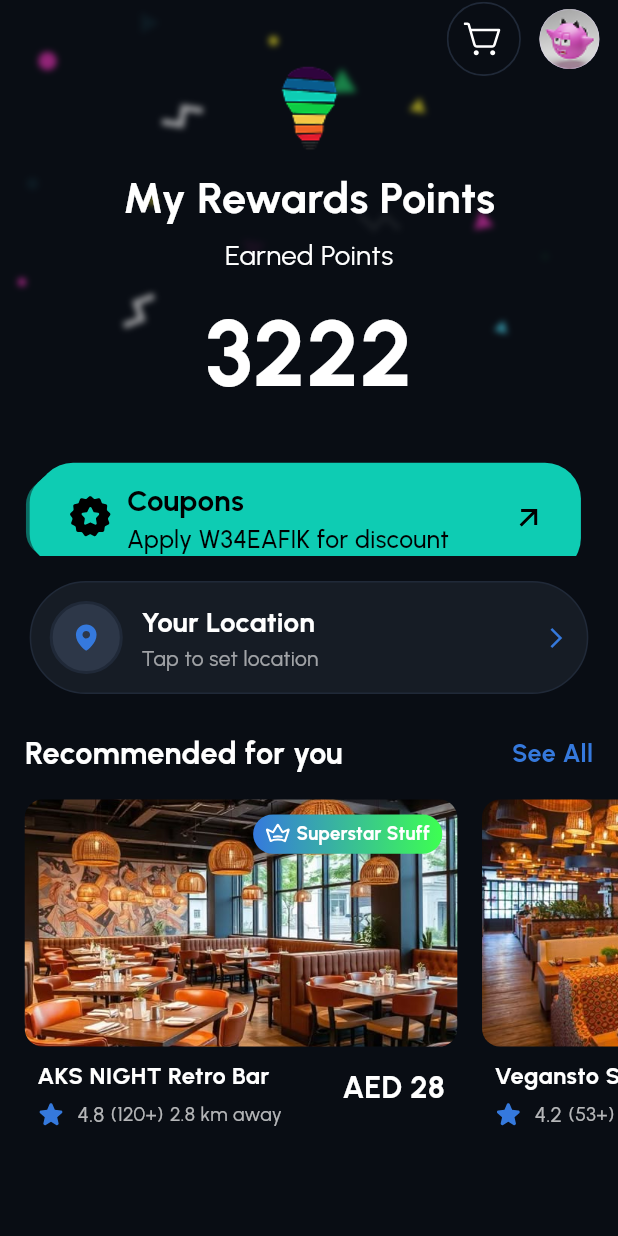
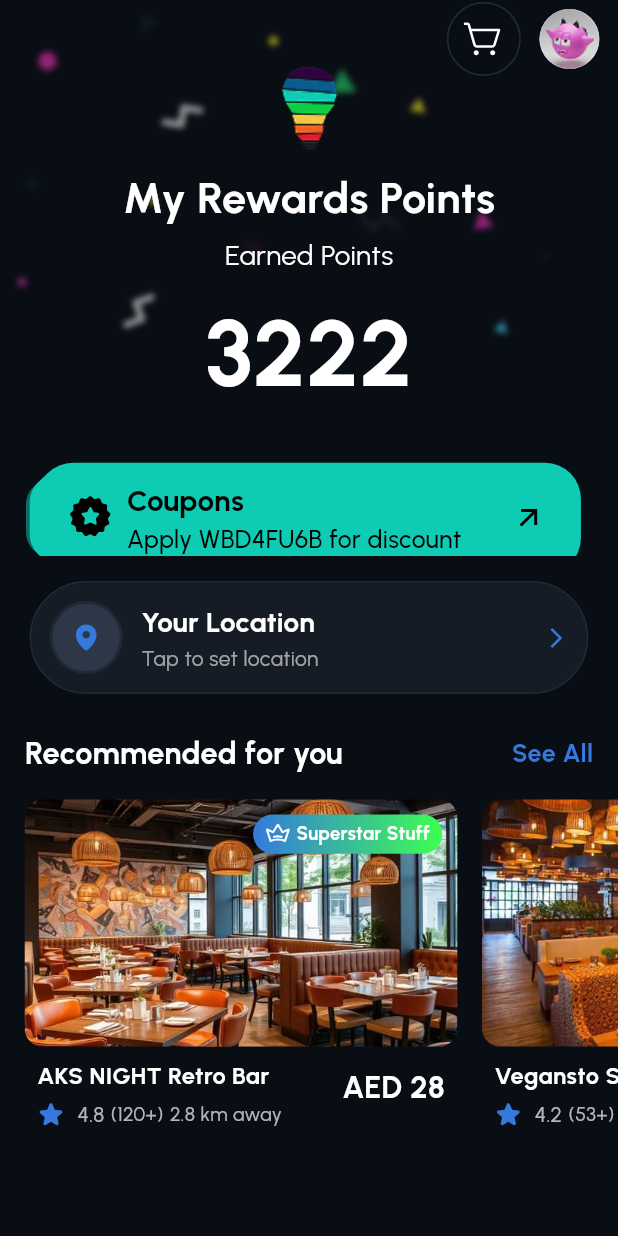
Before and after one commit to StumatoXPlum/Plum_ClientSide, a Flutter app: the HomeScreen screen opened directly, on a phone screen of 412 x 824 dp. Run offline on Flutter 3.47's test engine with Material 3 defaults, Android fonts, the light colour scheme and no system bars; drawn by our look-alikes of card_swiper; our stand-ins replace cloud_firestore, country_picker, equatable, firebase_auth, firebase_core, flutter_bloc and 11 more; accounts and stored records are empty.

Commit message:
dynamic coupon data

```diff
--- a/lib/presentation/authentication_screens/phone_number/phone_verification.dart
+++ b/lib/presentation/authentication_screens/phone_number/phone_verification.dart
@@ -111,7 +111,7 @@ class _PhoneVerificationState extends State<PhoneVerification> {
         padding: EdgeInsets.symmetric(horizontal: padding * 1.5),
         child: SingleChildScrollView(
           child: Column(
-            mainAxisAlignment: MainAxisAlignment.start,
+            mainAxisAlignment: MainAxisAlignment.center,
             crossAxisAlignment: CrossAxisAlignment.center,
             children: [
               SizedBox(height: size.height * 0.1),
@@ -273,7 +273,7 @@ class _PhoneVerificationState extends State<PhoneVerification> {
                             style: GoogleFonts.urbanist(
                               fontSize: fontSize,
                               color: Colors.white,
-                              fontWeight: FontWeight.bold
+                              fontWeight: FontWeight.bold,
                             ),
                             textAlign: TextAlign.center,
                           ),
--- /dev/null
+++ b/lib/presentation/home_screen/home_screen/model/coupon_model.dart
@@ -0,0 +1,10 @@
+class CouponModel {
+  final String code;
+  const CouponModel({required this.code,});
+}
+
+final List<CouponModel> codes = [
+  CouponModel(code: 'WBD4FU6B'),
+  CouponModel(code: 'SDF45N3H'),
+  CouponModel(code: 'TGM25EYT'),
+];
--- a/lib/presentation/home_screen/home_screen/view/home_screen.dart
+++ b/lib/presentation/home_screen/home_screen/view/home_screen.dart
@@ -8,6 +8,7 @@ import 'package:flutter_bloc/flutter_bloc.dart';
 import 'package:flutter_svg/svg.dart';
 import 'package:google_fonts/google_fonts.dart';
 import 'package:supabase_flutter/supabase_flutter.dart' as supabase;
+import 'package:task2/presentation/home_screen/home_screen/model/coupon_model.dart';
 import '../../../../core/custom_snackbar.dart';
 import '../../../authentication_screens/sign_up_screen/auth_service/auth_service.dart';
 import '../cubit/earned_points_cubit.dart';
@@ -86,7 +87,6 @@ class _HomeScreenState extends State<HomeScreen> {
     final Size size = MediaQuery.of(context).size;
     double padding = size.width * 0.03;
     double fontSize = size.width * 0.05;
-
     return Scaffold(
       backgroundColor: const Color(0xff090D14),
       body: SingleChildScrollView(
@@ -213,10 +213,12 @@ class _HomeScreenState extends State<HomeScreen> {
                             height: size.height * 0.12,
                             width: size.width,
                             child: Swiper(
-                              itemCount: 6,
+                              itemCount: 3,
                               itemBuilder:
-                                  (context, index) => const CouponContainer(
-                                    promoCode: "W34EAFIK",
+                                  (context, index) => CouponContainer(
+                                    coupon: CouponModel(
+                                      code: codes[index].code,
+                                    ),
                                   ),
                               axisDirection: AxisDirection.down,
                               scrollDirection: Axis.vertical,
@@ -332,9 +334,9 @@ class _HomeScreenState extends State<HomeScreen> {
 }
 
 class CouponContainer extends StatelessWidget {
-  final String promoCode;
+  final CouponModel coupon;
 
-  const CouponContainer({super.key, required this.promoCode});
+  const CouponContainer({super.key, required this.coupon});
 
   @override
   Widget build(BuildContext context) {
@@ -376,7 +378,7 @@ class CouponContainer extends StatelessWidget {
                     ),
                   ),
                   Text(
-                    "Apply $promoCode for discount",
+                    "Apply ${coupon.code} for discount",
                     style: GoogleFonts.urbanist(
                       color: Colors.black,
                       fontSize: fontSize * 1,
@@ -388,7 +390,7 @@ class CouponContainer extends StatelessWidget {
             ),
             GestureDetector(
               onTap: () {
-                Clipboard.setData(ClipboardData(text: promoCode));
+                Clipboard.setData(ClipboardData(text: coupon.code));
                 showCustomSnackbar(
                   context,
                   "Coupon code copied",
--- a/lib/presentation/profile/user_profile.dart
+++ b/lib/presentation/profile/user_profile.dart
@@ -186,7 +186,7 @@ class UserProfileState extends State<UserProfile> {
                 ),
                 Center(
                   child: Container(
-                    padding: EdgeInsets.all(padding * 1.5),
+                    padding: EdgeInsets.all(padding * 1.2),
                     decoration: BoxDecoration(
                       shape: BoxShape.circle,
                       border: Border.all(color: Color(0xff3579DD), width: 4),
--- a/pubspec.yaml
+++ b/pubspec.yaml
@@ -56,6 +56,7 @@ dependencies:
   geocoding: ^3.0.0
   supabase_flutter: ^2.8.4
   pinput: ^5.0.1
+  sign_in_with_apple: ^6.1.4
 
 dev_dependencies:
   flutter_test:
```
Also changed, not shown: lib/presentation/authentication_screens/sign_up_screen/auth_service/auth_service.dart (+33 -1 lines), lib/presentation/authentication_screens/sign_up_screen/view/sign_up_screen.dart (+39 -3 lines), lib/presentation/home_screen/recommendation/view/recommendation_screen.dart (+69 -13 lines), pubspec.lock, 1 other file.
